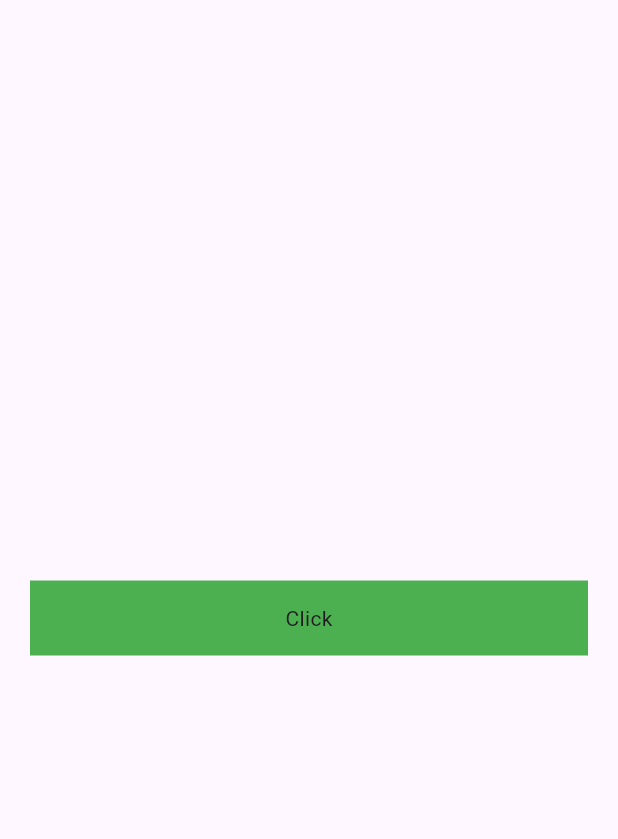
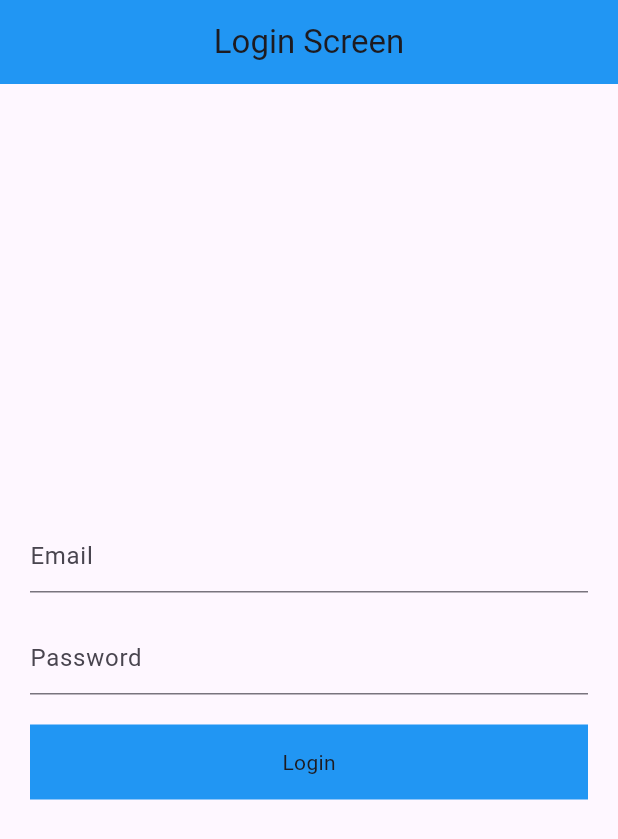
Before and after one commit to anshu-ac-dv/flutter_application_4, a Flutter app: the screen it shows after launch, on a phone screen of 412 x 824 dp. Shown: the top 839 px of the screen. Run offline on Flutter 3.47's test engine with Material 3 defaults, Android fonts, the phone set to English and light mode, and no system bars; our stand-ins replace shared_preferences.

Commit message:
Initial Commit

```diff
--- a/lib/home_screen.dart
+++ b/lib/home_screen.dart
@@ -28,6 +28,14 @@ class _HomeScreenState extends State<HomeScreen> {
 
   @override
   Widget build(BuildContext context) {
-    return MaterialApp();
+    return Scaffold(
+      body: Column(
+        mainAxisAlignment: MainAxisAlignment.center,
+        crossAxisAlignment: CrossAxisAlignment.center,
+        children: [
+          Text('Home Screen')
+        ],
+      ),
+    );
   }
 }
--- a/lib/login_screen.dart
+++ b/lib/login_screen.dart
@@ -1,4 +1,6 @@
 import 'package:flutter/material.dart';
+import 'package:flutter_application_4/home_screen.dart';
+import 'package:shared_preferences/shared_preferences.dart';
 
 void main() {
   runApp(const LoginScreen());
@@ -12,24 +14,52 @@ class LoginScreen extends StatefulWidget {
 }
 
 class _LoginScreenState extends State<LoginScreen> {
+  final emailController = TextEditingController();
+  final passwordController = TextEditingController();
+
   @override
   Widget build(BuildContext context) {
     return Scaffold(
+      appBar: AppBar(
+        title: Text('Login Screen'),
+        centerTitle: true,
+        automaticallyImplyLeading: false,
+        backgroundColor: Colors.blue,
+      ),
       body: Padding(
         padding: const EdgeInsets.symmetric(horizontal: 20),
         child: Column(
           mainAxisAlignment: MainAxisAlignment.center,
           crossAxisAlignment: CrossAxisAlignment.center,
           children: [
+            TextFormField(
+              controller: emailController,
+              decoration: InputDecoration(hintText: 'Email'),
+              keyboardType: TextInputType.emailAddress,
+            ),
+            SizedBox(height: 20),
+            TextFormField(
+              controller: passwordController,
+              decoration: InputDecoration(hintText: 'Password'),
+              keyboardType: TextInputType.visiblePassword,
+            ),
+            SizedBox(height: 20),
             InkWell(
-              onTap: () {
-                anshu();
+              onTap: () async {
+                SharedPreferences sp = await SharedPreferences.getInstance();
+                sp.setString('email', emailController.text.toString());
+                sp.setString('password', passwordController.text.toString());
+                sp.setBool('islogin', true);
+                Navigator.push(
+                  context,
+                  MaterialPageRoute(builder: (context) => HomeScreen()),
+                );
               },
               child: Container(
                 height: 50,
                 width: double.infinity,
-                color: Colors.green,
-                child: Center(child: Text('Click')),
+                color: Colors.blue,
+                child: Center(child: Text('Login')),
               ),
             ),
           ],
```
